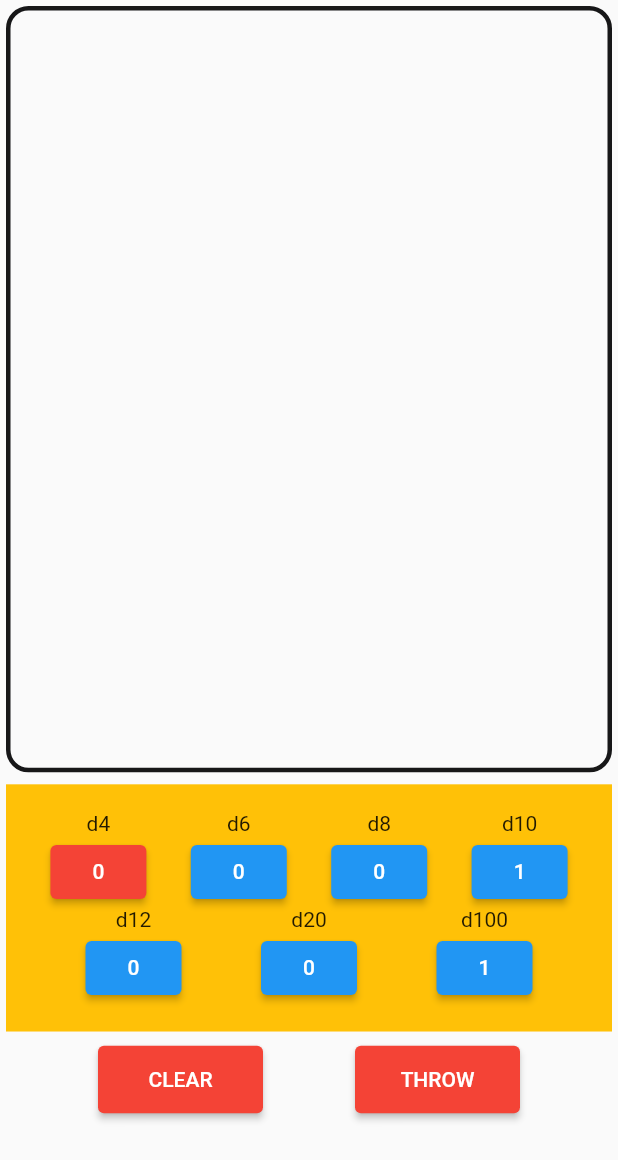
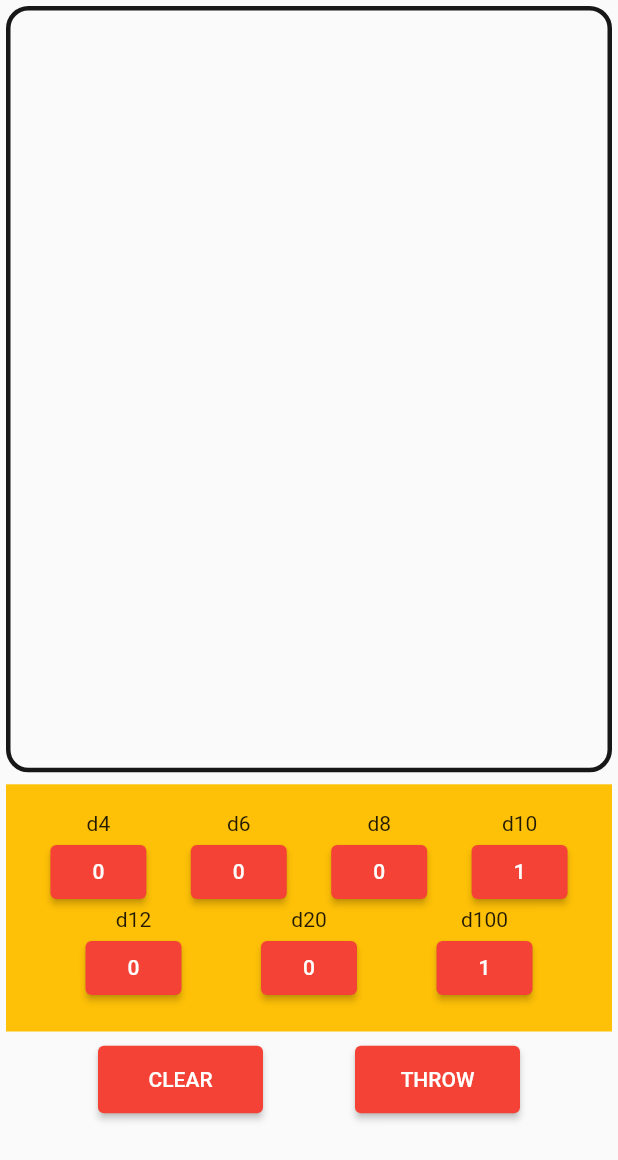
Before and after one commit to UserIOI/mobilkiApp, a Flutter app: the dices screen opened directly, on a phone screen of 412 x 824 dp. Shown: the top 1160 px of the screen. Run offline on Flutter 3.47's test engine with Material 2 defaults, Android fonts, the phone set to English and light mode, and no system bars; our stand-ins replace hive, hive_flutter, image_picker; missing offline and left inert: dice_icons; accounts and stored records are empty.

Commit message:
chyba dziala :)

```diff
--- a/mobilki_app/lib/dices.dart
+++ b/mobilki_app/lib/dices.dart
@@ -247,6 +247,8 @@ class _ParentWidgetState extends State<dices> {
                           child: Column(children: [
                             Text("d6"),
                             ElevatedButton(
+                              style: ElevatedButton.styleFrom(
+                                  backgroundColor: Colors.red),
                               child: Text('$d6'),
                               onPressed: () {
                                 setState(() {
@@ -260,6 +262,8 @@ class _ParentWidgetState extends State<dices> {
                           child: Column(children: [
                             Text("d8"),
                             ElevatedButton(
+                              style: ElevatedButton.styleFrom(
+                                  backgroundColor: Colors.red),
                               child: Text('$d8'),
                               onPressed: () {
                                 setState(() {
@@ -273,6 +277,8 @@ class _ParentWidgetState extends State<dices> {
                           child: Column(children: [
                             Text("d10"),
                             ElevatedButton(
+                              style: ElevatedButton.styleFrom(
+                                  backgroundColor: Colors.red),
                               child: Text('$d10'),
                               onPressed: () {
                                 setState(() {
@@ -291,6 +297,8 @@ class _ParentWidgetState extends State<dices> {
                           child: Column(children: [
                             Text("d12"),
                             ElevatedButton(
+                              style: ElevatedButton.styleFrom(
+                                  backgroundColor: Colors.red),
                               child: Text('$d12'),
                               onPressed: () {
                                 setState(() {
@@ -304,6 +312,8 @@ class _ParentWidgetState extends State<dices> {
                           child: Column(children: [
                             Text("d20"),
                             ElevatedButton(
+                              style: ElevatedButton.styleFrom(
+                                  backgroundColor: Colors.red),
                               child: Text('$d20'),
                               onPressed: () {
                                 setState(() {
@@ -317,6 +327,8 @@ class _ParentWidgetState extends State<dices> {
                           child: Column(children: [
                             Text("d100"),
                             ElevatedButton(
+                              style: ElevatedButton.styleFrom(
+                                  backgroundColor: Colors.red),
                               child: Text('$d100'),
                               onPressed: () {
                                 setState(() {
--- a/mobilki_app/lib/main.dart
+++ b/mobilki_app/lib/main.dart
@@ -63,8 +63,6 @@ class _MyHomePageState extends State<MyHomePage> {
               ),
             }
         },
-        child: MediaQuery(
-          data: const MediaQueryData(),
         child: Scaffold(
           body: screens[index],
           bottomNavigationBar: NavigationBarTheme(
@@ -104,6 +102,5 @@ class _MyHomePageState extends State<MyHomePage> {
             ),
           ),
         ),
-        ),
       );
 }
```
Lines whose indentation alone changed are shown as unchanged.
